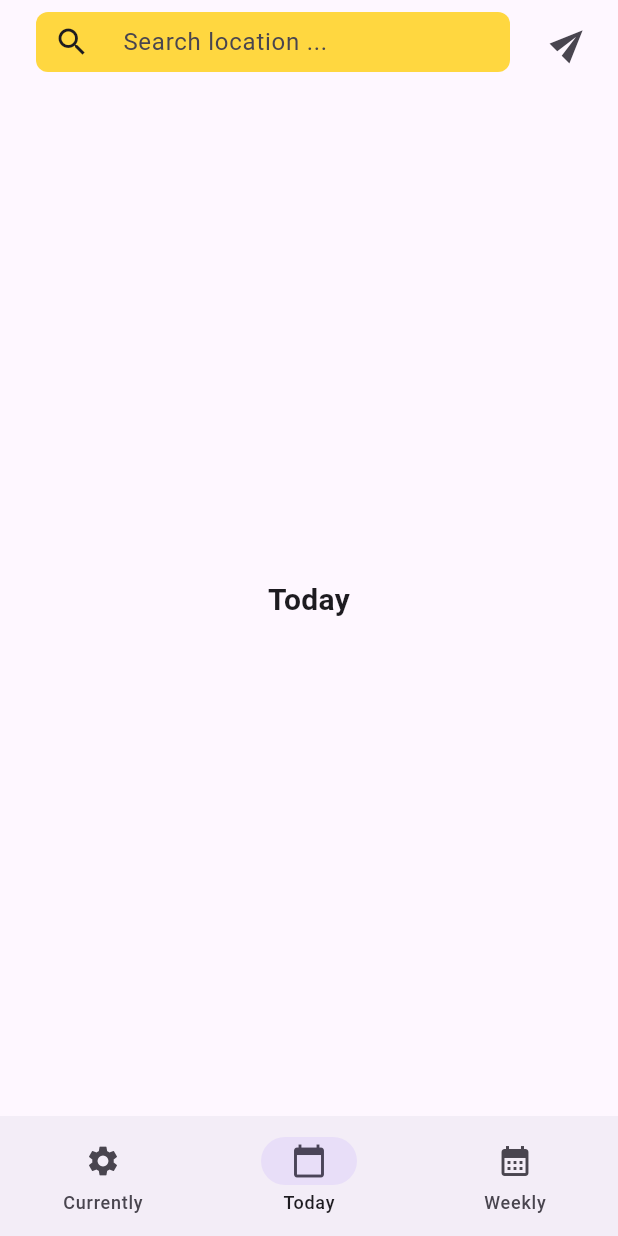
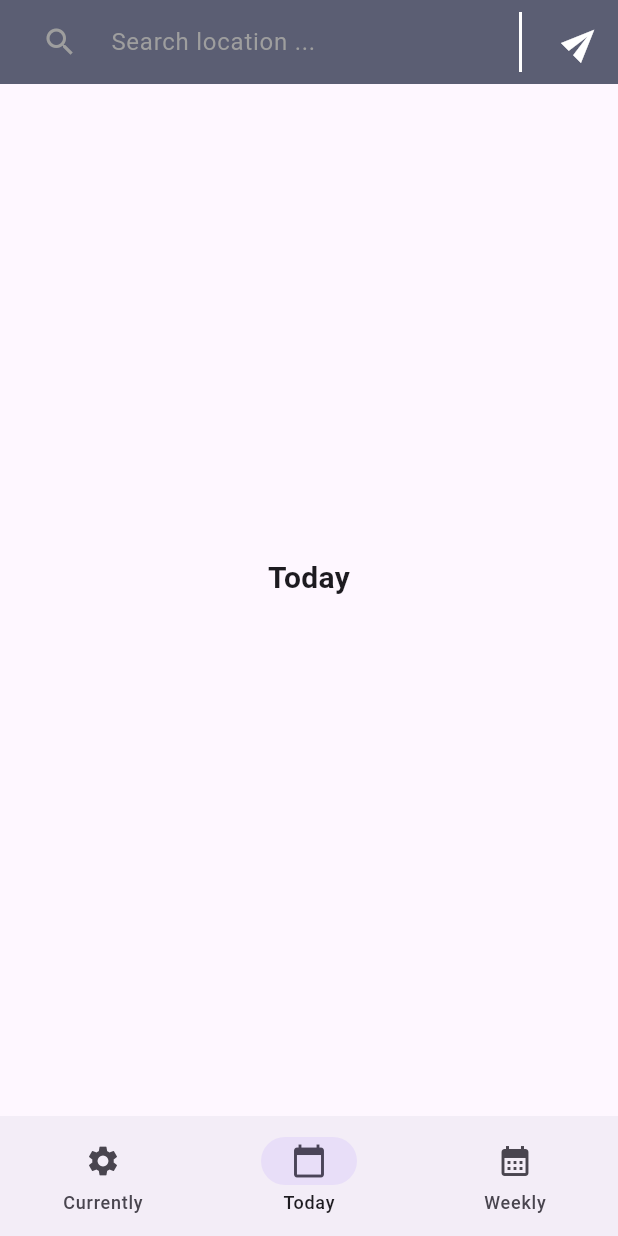
Before and after one commit to Ybouali/mobile, a Flutter app: the screen it shows after launch, item 2 of the bottom bar chosen, after a tap on the "search" icon, on a phone screen of 412 x 824 dp. Run offline on Flutter 3.47's test engine with Material 3 defaults, Android fonts, the phone set to English and light mode, and no system bars; our stand-ins replace get, logger; missing offline and left inert: expressions.

Commit message:
done working on the ui of the weather app

```diff
--- a/module-1/weather_app/lib/features/components/custom_app_bar.dart
+++ b/module-1/weather_app/lib/features/components/custom_app_bar.dart
@@ -1,32 +1,37 @@
 import 'package:flutter/material.dart';
+import 'package:get/get.dart';
+import 'package:weather_app/features/controller/wheather_controller.dart';
 
 class CustomAppBar extends StatelessWidget implements PreferredSizeWidget {
-  const CustomAppBar({super.key});
+  final VoidCallback onSearch;
+  final VoidCallback onGeo;
+  const CustomAppBar({super.key, required this.onSearch, required this.onGeo});
 
   @override
   Widget build(BuildContext context) {
-    return Padding(
-      padding: EdgeInsets.all(8),
-      child: AppBar(
+    final wheatherController = Get.put(WheatherController());
+    return AppBar(
+      backgroundColor: Color(0xFF5B5E73),
       title: Container(
         height: 40,
         decoration: BoxDecoration(
-            color: Colors.amberAccent,
-            borderRadius: BorderRadius.circular(8),
+          color: Color(0xFF5B5E73),
+          border: Border(right: BorderSide(color: Colors.white, width: 2)),
         ),
         child: Row(
           mainAxisSize: MainAxisSize.min,
           children: [
             IconButton(
-                onPressed: () {},
-                icon: Icon(Icons.search),
-                padding: const EdgeInsets.all(0),
+              onPressed: onSearch,
+              icon: Icon(Icons.search, color: Colors.grey),
               constraints: const BoxConstraints(),
               splashRadius: 20,
             ),
             Expanded(
               child: TextField(
+                controller: wheatherController.textFieldController,
                 decoration: InputDecoration(
+                  hintStyle: TextStyle(color: Colors.grey),
                   hintText: "Search location ...",
                   border: InputBorder.none,
                   contentPadding: const EdgeInsets.symmetric(
@@ -43,12 +48,11 @@ class CustomAppBar extends StatelessWidget implements PreferredSizeWidget {
         Transform.rotate(
           angle: -0.785398,
           child: IconButton(
-              onPressed: () {},
-              icon: Icon(Icons.send, size: 25),
+            onPressed: onGeo,
+            icon: Icon(Icons.send, size: 25, color: Colors.white),
           ),
         ),
       ],
-      ),
     );
   }
 
--- /dev/null
+++ b/module-1/weather_app/lib/features/controller/wheather_controller.dart
@@ -0,0 +1,30 @@
+import 'package:flutter/material.dart';
+import 'package:get/get.dart';
+import 'package:weather_app/features/screens/currently_screen.dart';
+import 'package:weather_app/features/screens/today_screen.dart';
+import 'package:weather_app/features/screens/weekly_screen.dart';
+import 'package:weather_app/navigation/bottom_nav_menu.dart';
+
+class WheatherController extends GetxController {
+  static WheatherController get instance => Get.find();
+
+  // Variables
+  final TextEditingController textFieldController = TextEditingController();
+  final RxInt selectedIndex = 0.obs;
+  late List<Widget> screen;
+
+  @override
+  void onInit() {
+    screen = [
+      CurrentlyScreen(text: "Current"),
+      TodayScreen(text: "Today"),
+      WeeklyScreen(text: "Weekly"),
+    ];
+
+    super.onInit();
+  }
+
+  void onSearch() {
+    Get.offAll(() => BottomNavMenu());
+  }
+}
--- a/module-1/weather_app/lib/features/screens/currently_screen.dart
+++ b/module-1/weather_app/lib/features/screens/currently_screen.dart
@@ -1,4 +1,7 @@
 import 'package:flutter/material.dart';
+import 'package:get/get.dart';
+import 'package:weather_app/features/components/custom_app_bar.dart';
+import 'package:weather_app/features/controller/wheather_controller.dart';
 
 class CurrentlyScreen extends StatelessWidget {
   final String text;
@@ -6,10 +9,17 @@ class CurrentlyScreen extends StatelessWidget {
 
   @override
   Widget build(BuildContext context) {
+    final wheatherController = Get.put(WheatherController());
+    final String city = wheatherController.textFieldController.text;
+
     return Scaffold(
+      appBar: CustomAppBar(
+        onSearch: () => wheatherController.onSearch(),
+        onGeo: () {},
+      ),
       body: Center(
         child: Text(
-          text,
+          '$text\n$city',
           style: TextStyle(fontWeight: FontWeight.bold, fontSize: 20),
         ),
       ),
--- a/module-1/weather_app/lib/features/screens/today_screen.dart
+++ b/module-1/weather_app/lib/features/screens/today_screen.dart
@@ -1,4 +1,7 @@
 import 'package:flutter/material.dart';
+import 'package:get/get.dart';
+import 'package:weather_app/features/components/custom_app_bar.dart';
+import 'package:weather_app/features/controller/wheather_controller.dart';
 
 class TodayScreen extends StatelessWidget {
   final String text;
@@ -6,10 +9,17 @@ class TodayScreen extends StatelessWidget {
 
   @override
   Widget build(BuildContext context) {
+    final wheatherController = Get.put(WheatherController());
+    final String city = wheatherController.textFieldController.text;
+
     return Scaffold(
+      appBar: CustomAppBar(
+        onSearch: () => wheatherController.onSearch(),
+        onGeo: () {},
+      ),
       body: Center(
         child: Text(
-          text,
+          '$text\n$city',
           style: TextStyle(fontWeight: FontWeight.bold, fontSize: 20),
         ),
       ),
--- a/module-1/weather_app/lib/features/screens/weekly_screen.dart
+++ b/module-1/weather_app/lib/features/screens/weekly_screen.dart
@@ -1,4 +1,7 @@
 import 'package:flutter/material.dart';
+import 'package:get/get.dart';
+import 'package:weather_app/features/components/custom_app_bar.dart';
+import 'package:weather_app/features/controller/wheather_controller.dart';
 
 class WeeklyScreen extends StatelessWidget {
   final String text;
@@ -6,10 +9,18 @@ class WeeklyScreen extends StatelessWidget {
 
   @override
   Widget build(BuildContext context) {
+    final wheatherController = Get.put(WheatherController());
+
+    final String city = wheatherController.textFieldController.text;
+
     return Scaffold(
+      appBar: CustomAppBar(
+        onSearch: () => wheatherController.onSearch(),
+        onGeo: () {},
+      ),
       body: Center(
         child: Text(
-          text,
+          '$text\n$city',
           style: TextStyle(fontWeight: FontWeight.bold, fontSize: 20),
         ),
       ),
--- a/module-1/weather_app/lib/main.dart
+++ b/module-1/weather_app/lib/main.dart
@@ -1,4 +1,5 @@
 import 'package:flutter/material.dart';
+import 'package:get/get_navigation/src/root/get_material_app.dart';
 import 'package:weather_app/navigation/bottom_nav_menu.dart';
 
 void main() {
@@ -10,7 +11,7 @@ class MyApp extends StatelessWidget {
 
   @override
   Widget build(BuildContext context) {
-    return MaterialApp(
+    return GetMaterialApp(
       debugShowCheckedModeBanner: false,
       home: BottomNavMenu(),
     );
--- a/module-1/weather_app/lib/navigation/bottom_nav_menu.dart
+++ b/module-1/weather_app/lib/navigation/bottom_nav_menu.dart
@@ -1,26 +1,22 @@
 import 'package:flutter/material.dart';
 import 'package:get/get.dart';
-import 'package:weather_app/features/components/custom_app_bar.dart';
-import 'package:weather_app/features/screens/currently_screen.dart';
-import 'package:weather_app/features/screens/today_screen.dart';
-import 'package:weather_app/features/screens/weekly_screen.dart';
+import 'package:weather_app/features/controller/wheather_controller.dart';
 
 class BottomNavMenu extends StatelessWidget {
   const BottomNavMenu({super.key});
 
   @override
   Widget build(BuildContext context) {
-    final controller = Get.put(NavigationController());
+    final wheatherController = Get.put(WheatherController());
 
     return Scaffold(
-      appBar: CustomAppBar(),
       bottomNavigationBar: Obx(
         () => NavigationBar(
           height: 80,
           elevation: 0,
-          selectedIndex: controller.selectedIndex.value,
+          selectedIndex: wheatherController.selectedIndex.value,
           onDestinationSelected:
-              (value) => controller.selectedIndex.value = value,
+              (value) => wheatherController.selectedIndex.value = value,
           destinations: [
             NavigationDestination(
               icon: Icon(Icons.settings),
@@ -37,17 +33,9 @@ class BottomNavMenu extends StatelessWidget {
           ],
         ),
       ),
-      body: Obx(() => controller.screen[controller.selectedIndex.value]),
+      body: Obx(
+        () => wheatherController.screen[wheatherController.selectedIndex.value],
+      ),
     );
   }
 }
-
-class NavigationController extends GetxController {
-  final RxInt selectedIndex = 0.obs;
-
-  final List<Widget> screen = [
-    CurrentlyScreen(text: "Current"),
-    TodayScreen(text: "Today"),
-    WeeklyScreen(text: "Weekly"),
-  ];
-}
```
Lines whose indentation alone changed are shown as unchanged.
